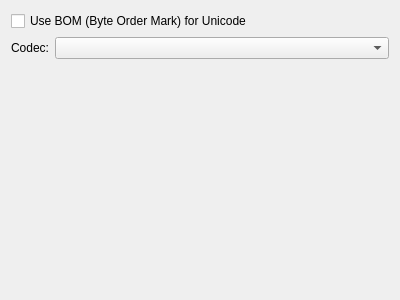
Before: the Qt Designer form controls/setup/parts/setuptabfont.ui in riuson/lcd-image-converter, drawn with Qt 5.
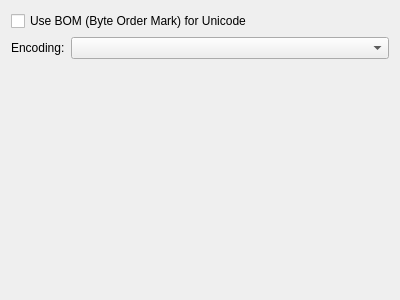
After: the same form once the commit is applied.

Commit message: Method 'codec' renamed to 'encoding'

```diff
--- a/controls/setup/parts/setuptabfont.ui
+++ b/controls/setup/parts/setuptabfont.ui
@@ -34,7 +34,7 @@
    <item row="1" column="0">
     <widget class="QLabel" name="label">
      <property name="text">
-      <string>Codec:</string>
+      <string>Encoding:</string>
      </property>
     </widget>
    </item>
```
Left out of the diff: 2 changed lines with no effect on the pictures. The commit also changes 7 other files.
